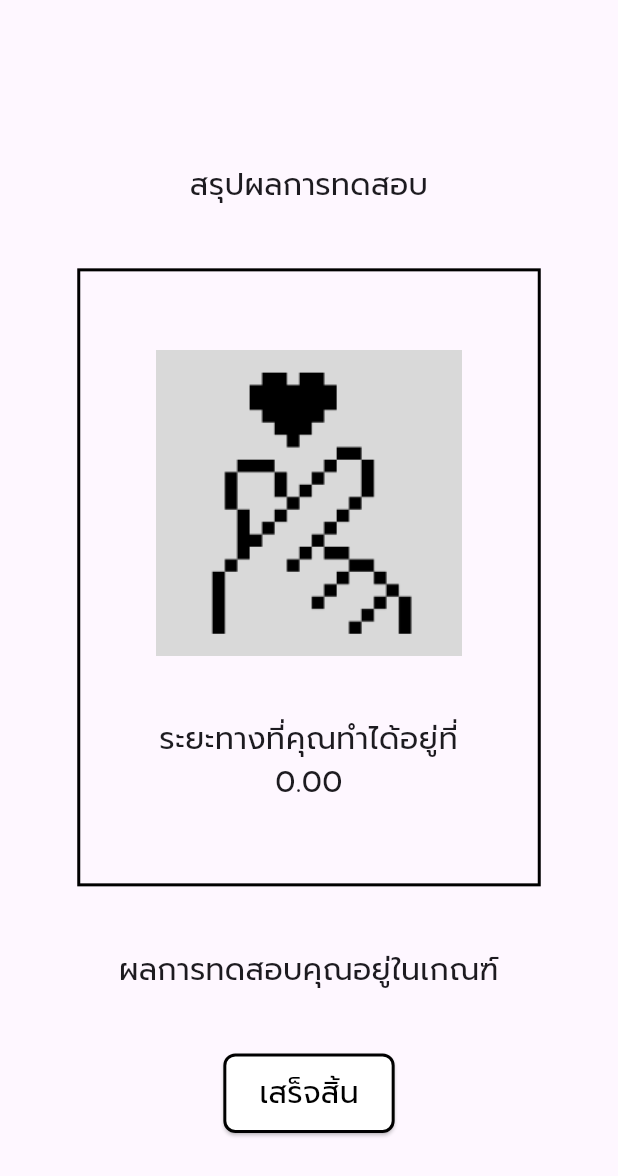
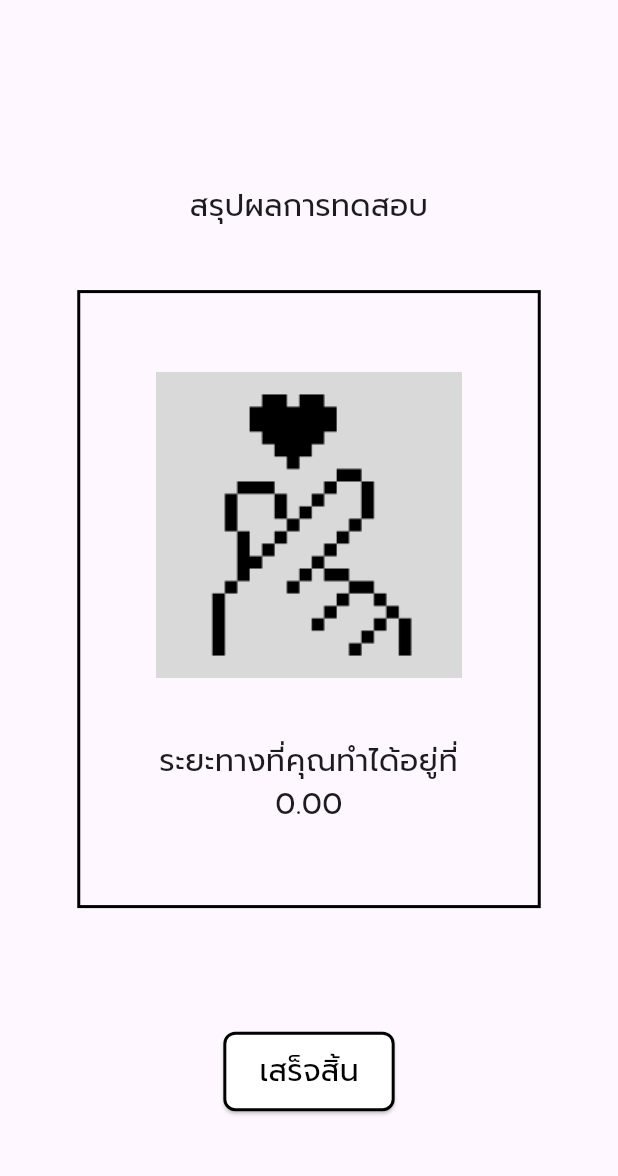
Before and after one commit to KaminariSora/WalkFromHome, a Flutter app: the EvaluationPage screen opened by its route, on a phone screen of 412 x 824 dp. Shown: the top 1176 px of the screen. Run offline on Flutter 3.47's test engine with Material 3 defaults, Android fonts, the phone set to English and light mode, and no system bars; drawn by our look-alikes of auto_size_text; our stand-ins replace cloud_firestore, firebase_core, flutter_screenutil, flutter_tts, sensors_plus, wakelock_plus; missing offline and left inert: o3d; accounts and stored records are empty.

Commit message:
Remove result Text

```diff
--- a/walk_from_home/lib/Evaluation.dart
+++ b/walk_from_home/lib/Evaluation.dart
@@ -93,16 +93,6 @@ class _EvaluationPageState extends State<EvaluationPage> {
                   SizedBox(
                     height: MediaQuery.of(context).size.height * 0.05,
                   ),
-                  const AutoSizeText(
-                    'ผลการทดสอบคุณอยู่ในเกณฑ์',
-                    style: TextStyle(
-                      fontSize: 20,
-                      fontFamily: 'prompt',
-                    ),
-                    textAlign: TextAlign.center,
-                    maxLines: 1,
-                    minFontSize: 12,
-                  ),
                   SizedBox(
                     height: MediaQuery.of(context).size.height * 0.05,
                   ),
```
